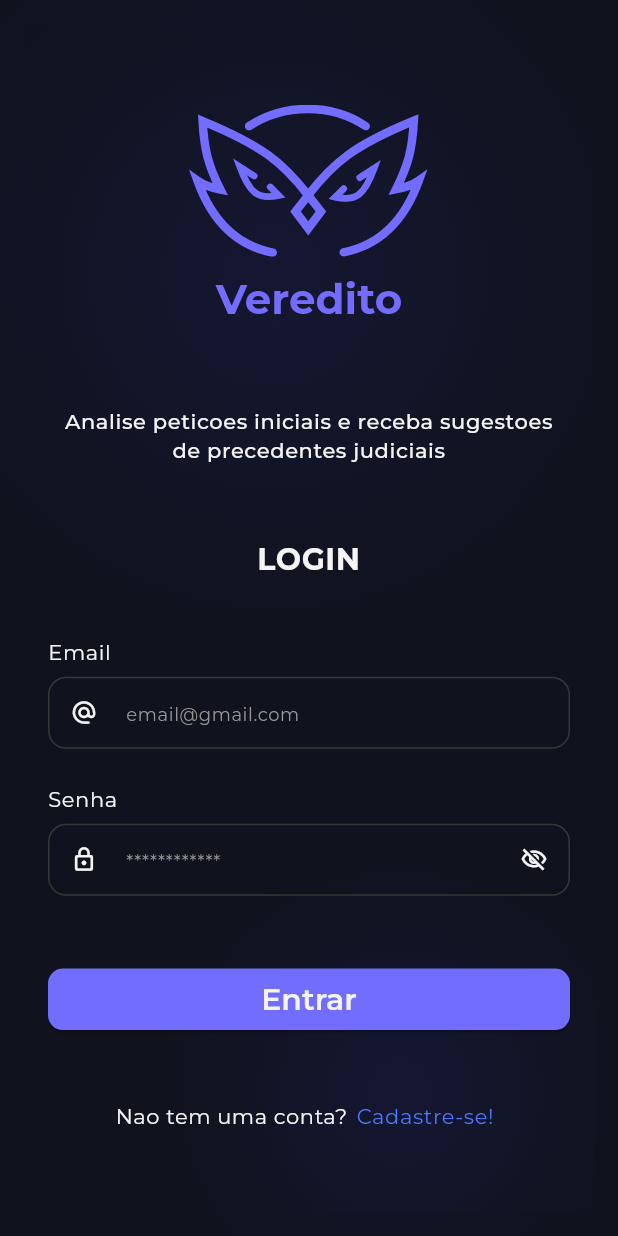
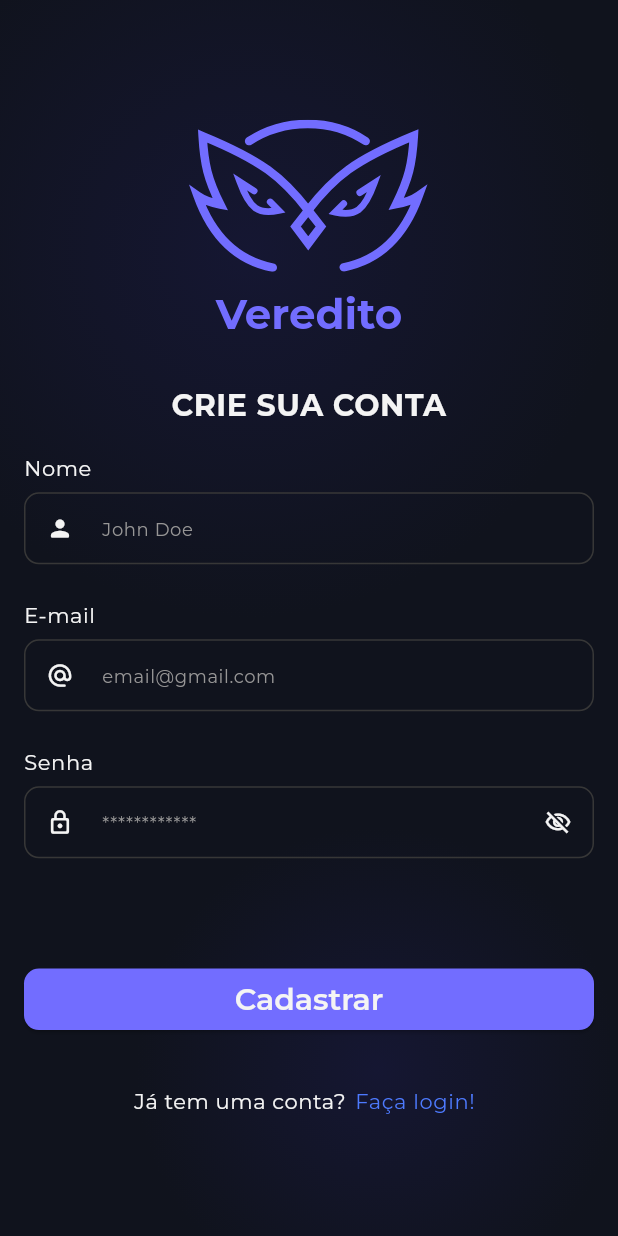
Before and after one commit to SkyFlyTeam/veredito-frontend, a Flutter app: the screen it shows after launch, after a tap on "Cadastre-se!", on a phone screen of 412 x 824 dp. Run offline on Flutter 3.47's test engine with Material 3 defaults, Android fonts, the phone set to English and light mode, and no system bars; drawn by our look-alikes of toastification; our stand-ins replace dio, file_picker, flutter_dotenv, flutter_riverpod, flutter_secure_storage, flutter_svg and 1 more; missing offline and left inert: dart_jsonwebtoken.

Commit message:
VER-23 feat: adicionando estrutura e página de registro

```diff
--- a/lib/core/theme/app_theme.dart
+++ b/lib/core/theme/app_theme.dart
@@ -95,23 +95,23 @@ class AppTheme {
           letterSpacing: 0.4,
         ),
         enabledBorder: OutlineInputBorder(
-          borderRadius: BorderRadius.circular(12),
+          borderRadius: BorderRadius.circular(10),
           borderSide: const BorderSide(color: AppColors.gray700),
         ),
         focusedBorder: OutlineInputBorder(
-          borderRadius: BorderRadius.circular(12),
+          borderRadius: BorderRadius.circular(10),
           borderSide: const BorderSide(color: AppColors.gray100),
         ),
         errorBorder: OutlineInputBorder(
-          borderRadius: BorderRadius.circular(12),
+          borderRadius: BorderRadius.circular(10),
           borderSide: const BorderSide(color: AppColors.red300),
         ),
         focusedErrorBorder: OutlineInputBorder(
-          borderRadius: BorderRadius.circular(12),
+          borderRadius: BorderRadius.circular(10),
           borderSide: const BorderSide(color: AppColors.red300),
         ),
         disabledBorder: OutlineInputBorder(
-          borderRadius: BorderRadius.circular(12),
+          borderRadius: BorderRadius.circular(10),
           borderSide: const BorderSide(color: AppColors.gray600),
         ),
         errorStyle: GoogleFonts.montserrat(
--- a/lib/features/account/data/data_sources/user_remote_data_source.dart
+++ b/lib/features/account/data/data_sources/user_remote_data_source.dart
@@ -20,4 +20,8 @@ class UserRemoteDataSource {
     final accessToken = await secureStorage.read(key: ApiClient.accessTokenKey) ?? '';
     return UserModel.fromProfileJson(response.data, accessToken);
   }
+
+  Future<void> createUser(Map<String, dynamic> data) async {
+    await dio.post('/users', data: data);
+  }
 }
--- a/lib/features/account/data/repositories/user_repository_impl.dart
+++ b/lib/features/account/data/repositories/user_repository_impl.dart
@@ -18,4 +18,9 @@ class UserRepositoryImpl implements UserRepository {
     final userModel = await remoteDataSource.updateUser(id, data);
     return userModel.toEntity();
   }
+
+  @override
+  Future<void> createUser(Map<String, dynamic> data) async {
+    await remoteDataSource.createUser(data);
+  }
 }
--- a/lib/features/account/domain/repositories/user_repository.dart
+++ b/lib/features/account/domain/repositories/user_repository.dart
@@ -3,4 +3,5 @@
 abstract class UserRepository {
   Future<User> getUser(int id);
   Future<User> updateUser(int id, Map<String, dynamic> data);
+  Future<void> createUser(Map<String, dynamic> data);
 }
--- /dev/null
+++ b/lib/features/account/domain/use_cases/register_usecase.dart
@@ -0,0 +1,22 @@
+
+import '../repositories/user_repository.dart';
+
+class RegisterUsecase {
+  final UserRepository userRepository;
+
+  RegisterUsecase(this.userRepository);
+
+  Future<void> execute(String name, String email, String password) async {
+    final firstName = name.split(' ').first;
+    final lastName = name.split(' ').length > 1 ? name.split(' ').sublist(1).join(' ') : '';
+
+    final data = {
+      'name': firstName,
+      'sobrenome': lastName,
+      'email': email,
+      'password': password,
+      'accessLevel': 'superuser'
+    };
+    await userRepository.createUser(data);
+  }
+}
--- a/lib/features/account/presentation/login/providers/session_provider.dart
+++ b/lib/features/account/presentation/login/providers/session_provider.dart
@@ -1,6 +1,7 @@
 import 'dart:convert';
 import 'package:flutter_riverpod/flutter_riverpod.dart';
 import 'package:flutter_secure_storage/flutter_secure_storage.dart';
+
 import '../../../../../core/network/api_client_provider.dart';
 import '../../../domain/entities/user.dart';
 
--- a/lib/features/account/presentation/login/screens/login_screen.dart
+++ b/lib/features/account/presentation/login/screens/login_screen.dart
@@ -91,7 +91,7 @@ class _LoginScreenState extends ConsumerState<LoginScreen> {
   }
 
   void _onRegisterTap() {
-    // Colocar o link para o cadastro quando tiver a tela de cadastro pronta
+    Navigator.of(context).pushReplacementNamed(AppRouter.register);
   }
 
   @override
--- /dev/null
+++ b/lib/features/account/presentation/register/providers/register_usecase_provider.dart
@@ -0,0 +1,31 @@
+import 'package:flutter_riverpod/flutter_riverpod.dart';
+
+import '../../../../../core/network/api_client_provider.dart';
+import '../../../data/data_sources/user_remote_data_source.dart';
+import '../../../data/repositories/user_repository_impl.dart';
+import '../../../domain/use_cases/register_usecase.dart';
+import '../view_models/register_state.dart';
+import '../view_models/register_view_model.dart';
+
+
+final registerViewModelProvider =
+    StateNotifierProvider.autoDispose<RegisterViewModel, RegisterState>((ref) {
+  final apiClient = ref.read(apiClientProvider);
+
+  // Data Sources
+  final userRemoteDataSource = UserRemoteDataSource(
+    apiClient.dio,
+    apiClient.secureStorage,
+  );
+
+  // Repositories
+  final userRepository = UserRepositoryImpl(userRemoteDataSource);
+
+  // Use Cases
+  final registerUsecase = RegisterUsecase(userRepository);
+
+  return RegisterViewModel(
+    registerUsecase,
+    ref,
+  );
+});
--- /dev/null
+++ b/lib/features/account/presentation/register/screens/register_screen.dart
@@ -0,0 +1,53 @@
+import 'package:flutter/material.dart';
+import 'package:flutter_riverpod/flutter_riverpod.dart';
+
+import '../../../../../core/theme/app_colors.dart';
+import '../../../../../routes/app_router.dart';
+import '../../../../../shared/widgets/app_logo.dart';
+import '../widgets/register_form.dart';
+
+class RegisterScreen extends ConsumerStatefulWidget {
+  const RegisterScreen({super.key});
+
+  @override
+  ConsumerState<RegisterScreen> createState() => _RegisterScreenState();
+}
+
+class _RegisterScreenState extends ConsumerState<RegisterScreen> {
+  void _onLoginTap() {
+    Navigator.of(context).pushReplacementNamed(AppRouter.login);
+  }
+
+  @override
+  Widget build(BuildContext context) {
+    final textTheme = Theme.of(context).textTheme;
+
+    return Column(
+      mainAxisAlignment: MainAxisAlignment.center,
+      spacing: 35,
+      children: [
+        AppLogo(isHorizontal: false),
+        const RegisterForm(),
+        Row(
+          mainAxisAlignment: MainAxisAlignment.center,
+          children: [
+            Text('Já tem uma conta?', style: textTheme.bodyMedium),
+            TextButton(
+              onPressed: _onLoginTap,
+              style: TextButton.styleFrom(
+                foregroundColor: AppColors.blue200,
+                padding: const EdgeInsets.symmetric(horizontal: 6),
+                minimumSize: Size.zero,
+                tapTargetSize: MaterialTapTargetSize.shrinkWrap,
+              ),
+              child: Text(
+                'Faça login!',
+                style: textTheme.bodyMedium?.copyWith(color: AppColors.blue200),
+              ),
+            ),
+          ],
+        ),
+      ],
+    );
+  }
+}
--- /dev/null
+++ b/lib/features/account/presentation/register/view_models/register_state.dart
@@ -0,0 +1,10 @@
+class RegisterState {
+  final bool isLoading;
+  final String? error;
+
+  const RegisterState({this.isLoading = false, this.error});
+
+  RegisterState copyWith({bool? isLoading, String? error}) {
+    return RegisterState(isLoading: isLoading ?? this.isLoading, error: error);
+  }
+}
--- /dev/null
+++ b/lib/features/account/presentation/register/view_models/register_view_model.dart
@@ -0,0 +1,26 @@
+import 'package:flutter_riverpod/flutter_riverpod.dart';
+
+import '../../../domain/use_cases/register_usecase.dart';
+import 'register_state.dart';
+
+class RegisterViewModel extends StateNotifier<RegisterState> {
+  final RegisterUsecase registerUseCase;
+  final Ref ref;
+
+  RegisterViewModel(this.registerUseCase, this.ref) : super(const RegisterState());
+
+  Future<void> register(String name, String email, String password) async {
+    state = state.copyWith(isLoading: true, error: null);
+
+    try {
+      await registerUseCase.execute(name, email, password);
+
+      state = state.copyWith(isLoading: false);
+    } catch (e) {
+      state = state.copyWith(
+        isLoading: false,
+        error: "Registration failed",
+      );
+    }
+  }
+}
--- /dev/null
+++ b/lib/features/account/presentation/register/widgets/register_form.dart
@@ -0,0 +1,114 @@
+import 'package:flutter/material.dart';
+import 'package:flutter_riverpod/flutter_riverpod.dart';
+
+import '../../../../../shared/widgets/app_button.dart';
+import '../../../../../shared/widgets/message_box.dart';
+import '../../shared_widgets/email_input.dart';
+import '../../shared_widgets/name_input.dart';
+import '../../shared_widgets/password_input.dart';
+import '../providers/register_usecase_provider.dart';
+
+class RegisterForm extends ConsumerStatefulWidget {
+  const RegisterForm({super.key});
+
+  @override
+  ConsumerState<RegisterForm> createState() => _RegisterFormState();
+}
+
+class _RegisterFormState extends ConsumerState<RegisterForm> {
+  final _formKey = GlobalKey<FormState>();
+  final TextEditingController nameController = TextEditingController();
+  final TextEditingController emailController = TextEditingController();
+  final TextEditingController passwordController = TextEditingController();
+
+  String? _formWithError;
+
+  @override
+  void dispose() {
+    nameController.dispose();
+    emailController.dispose();
+    passwordController.dispose();
+    super.dispose();
+  }
+
+  void _onFieldChanged(String _) {
+    if (_formWithError != null) {
+      setState(() {
+        _formWithError = null;
+      });
+    }
+  }
+
+  void _onSubmit() {
+    final isValid = _formKey.currentState?.validate() ?? false;
+    if (!isValid) {
+      return;
+    }
+
+    final email = emailController.text.trim();
+    final password = passwordController.text.trim();
+    final name = nameController.text.trim();
+
+    setState(() {
+      _formWithError = null;
+    });
+
+    ref
+        .read(registerViewModelProvider.notifier)
+        .register(name, email, password);
+  }
+
+  @override
+  Widget build(BuildContext context) {
+    final registerState = ref.watch(registerViewModelProvider);
+
+    final displayError = _formWithError ?? registerState.error;
+
+    return Form(
+      key: _formKey,
+      child: Column(
+        mainAxisAlignment: MainAxisAlignment.center,
+        spacing: 25,
+        children: [
+          Text(
+            'CRIE SUA CONTA',
+            style: Theme.of(
+              context,
+            ).textTheme.titleMedium?.copyWith(fontWeight: FontWeight.w700),
+            textAlign: TextAlign.center,
+          ),
+
+          if (displayError != null)
+            MessageBox(message: displayError, variant: MessageBoxVariant.error),
+
+          NameInput(
+            controller: nameController,
+            onChanged: _onFieldChanged,
+            showError: _formWithError != null,
+            isLoading: registerState.isLoading,
+          ),
+          EmailInput(
+            controller: emailController,
+            onChanged: _onFieldChanged,
+            showError: _formWithError != null,
+            isLoading: registerState.isLoading,
+          ),
+          PasswordInput(
+            controller: passwordController,
+            onChanged: _onFieldChanged,
+            showError: _formWithError != null,
+            isLoading: registerState.isLoading,
+          ),
+
+          const SizedBox(height: 20),
+          AppButton(
+            label: registerState.isLoading ? 'Cadastrando...' : 'Cadastrar',
+            onPressed: _onSubmit,
+            isLoading: registerState.isLoading,
+            mainAxisSize: MainAxisSize.min,
+          ),
+        ],
+      ),
+    );
+  }
+}
--- /dev/null
+++ b/lib/features/account/presentation/shared_widgets/email_input.dart
@@ -0,0 +1,77 @@
+import 'package:flutter/material.dart';
+
+import '../../../../core/theme/app_colors.dart';
+
+class EmailInput extends StatefulWidget {
+  final TextEditingController controller;
+  final TextInputAction textInputAction;
+  final ValueChanged<String>? onChanged;
+  final ValueChanged<String>? onSubmitted;
+
+  final bool isLoading;
+  final bool showError;
+
+  static final RegExp _emailRegex = RegExp(r'^[^@\s]+@[^@\s]+\.[^@\s]+$');
+
+  const EmailInput({
+    super.key,
+    required this.controller,
+    this.textInputAction = TextInputAction.done,
+    this.onChanged,
+    this.onSubmitted,
+    this.isLoading = false,
+    this.showError = false,
+  });
+
+  @override
+  State<EmailInput> createState() => _EmailInputState();
+}
+
+class _EmailInputState extends State<EmailInput> {
+  final errorBorder = const OutlineInputBorder(
+    borderSide: BorderSide(color: AppColors.red300),
+  );
+
+  String? _defaultValidator(String? value) {
+    if (value == null || value.isEmpty) {
+      return 'Email é obrigatório';
+    }
+    if (!EmailInput._emailRegex.hasMatch(value)) {
+      return 'Por favor, insira um endereço de email válido';
+    }
+    return null;
+  }
+
+  @override
+  Widget build(BuildContext context) {
+    return Column(
+      crossAxisAlignment: CrossAxisAlignment.start,
+      spacing: 6,
+      children: [
+        Text("E-mail", style: Theme.of(context).textTheme.bodyMedium),
+        TextFormField(
+          controller: widget.controller,
+          keyboardType: TextInputType.emailAddress,
+          textInputAction: widget.textInputAction,
+          onChanged: widget.onChanged,
+          onFieldSubmitted: widget.onSubmitted,
+          validator: _defaultValidator,
+          enabled: !widget.isLoading,
+          decoration: InputDecoration(
+            hintText: 'email@gmail.com',
+            prefixIcon: Icon(
+              Icons.alternate_email_rounded,
+              color: widget.showError ? AppColors.red300 : null,
+            ),
+            suffixIcon: widget.showError
+                ? const Icon(
+                    Icons.error_outline_rounded,
+                    color: AppColors.red300,
+                  )
+                : null
+          ),
+        ),
+      ],
+    );
+  }
+}
--- /dev/null
+++ b/lib/features/account/presentation/shared_widgets/name_input.dart
@@ -0,0 +1,72 @@
+import 'package:flutter/material.dart';
+
+import '../../../../core/theme/app_colors.dart';
+
+class NameInput extends StatefulWidget {
+  final TextEditingController controller;
+  final TextInputAction textInputAction;
+  final ValueChanged<String>? onChanged;
+  final ValueChanged<String>? onSubmitted;
+
+  final bool isLoading;
+  final bool showError;
+
+  const NameInput({
+    super.key,
+    required this.controller,
+    this.textInputAction = TextInputAction.done,
+    this.onChanged,
+    this.onSubmitted,
+    this.isLoading = false,
+    this.showError = false,
+  });
+
+  @override
+  State<NameInput> createState() => _NameInputState();
+}
+
+class _NameInputState extends State<NameInput> {
+  final errorBorder = const OutlineInputBorder(
+    borderSide: BorderSide(color: AppColors.red300),
+  );
+
+  String? _defaultValidator(String? value) {
+    if (value == null || value.isEmpty) {
+      return 'Nome é obrigatório';
+    }
+    return null;
+  }
+
+  @override
+  Widget build(BuildContext context) {
+    return Column(
+      crossAxisAlignment: CrossAxisAlignment.start,
+      spacing: 6,
+      children: [
+        Text("Nome", style: Theme.of(context).textTheme.bodyMedium),
+        TextFormField(
+          controller: widget.controller,
+          keyboardType: TextInputType.name,
+          textInputAction: widget.textInputAction,
+          onChanged: widget.onChanged,
+          onFieldSubmitted: widget.onSubmitted,
+          validator: _defaultValidator,
+          enabled: !widget.isLoading,
+          decoration: InputDecoration(
+            hintText: 'John Doe',
+            prefixIcon: Icon(
+              Icons.person_rounded,
+              color: widget.showError ? AppColors.red300 : null,
+            ),
+            suffixIcon: widget.showError
+                ? const Icon(
+                    Icons.error_outline_rounded,
+                    color: AppColors.red300,
+                  )
+                : null,
+          ),
+        ),
+      ],
+    );
+  }
+}
--- /dev/null
+++ b/lib/features/account/presentation/shared_widgets/password_input.dart
@@ -0,0 +1,105 @@
+import 'package:flutter/material.dart';
+
+import '../../../../core/theme/app_colors.dart';
+
+class PasswordInput extends StatefulWidget {
+  final TextEditingController controller;
+  final TextInputAction textInputAction;
+  final ValueChanged<String>? onChanged;
+  final ValueChanged<String>? onSubmitted;
+
+  final bool isLoading;
+  final bool showError;
+
+  static final RegExp _passwordRegex = RegExp(
+    r'^(?=.*[A-Z])(?=.*\d)(?=.*[^A-Za-z0-9]).{8,}$',
+  );
+
+  const PasswordInput({
+    super.key,
+    required this.controller,
+    this.textInputAction = TextInputAction.done,
+    this.onChanged,
+    this.onSubmitted,
+    this.isLoading = false,
+    this.showError = false,
+  });
+
+  @override
+  State<PasswordInput> createState() => _PasswordInputState();
+}
+
+class _PasswordInputState extends State<PasswordInput> {
+  bool _obscurePassword = true;
+
+  String? _defaultValidator(String? value) {
+    if (value == null || value.isEmpty) {
+      return 'Senha é obrigatório';
+    }
+    if (!PasswordInput._passwordRegex.hasMatch(value)) {
+      return 'A senha deve ter pelo menos 8 caracteres, incluir uma letra maiúscula, um número e um caractere especial.';
+    }
+    return null;
+  }
+
+  @override
+  Widget build(BuildContext context) {
+    final errorBorder = const OutlineInputBorder(
+      borderSide: BorderSide(color: AppColors.red300),
+    );
+
+    return Column(
+      crossAxisAlignment: CrossAxisAlignment.start,
+      spacing: 6,
+      children: [
+        Text("Senha", style: Theme.of(context).textTheme.bodyMedium),
+        TextFormField(
+          controller: widget.controller,
+          obscureText: _obscurePassword,
+          textInputAction: widget.textInputAction,
+          onChanged: widget.onChanged,
+          onFieldSubmitted: widget.onSubmitted,
+          validator: _defaultValidator,
+          enabled: !widget.isLoading,
+          decoration: InputDecoration(
+            hintText: "************",
+            prefixIcon: Icon(
+              Icons.lock_outline_rounded,
+              color: widget.showError ? AppColors.red300 : null,
+            ),
+            suffixIcon: Row(
+              mainAxisSize: MainAxisSize.min,
+              children: [
+                IconButton(
+                  onPressed: widget.isLoading
+                      ? null
+                      : () {
+                          setState(() {
+                            _obscurePassword = !_obscurePassword;
+                          });
+                        },
+                  icon: Icon(
+                    _obscurePassword
+                        ? Icons.visibility_off_outlined
+                        : Icons.visibility_outlined,
+                    color: widget.showError ? AppColors.red300 : null,
+                  ),
+                ),
+                if (widget.showError)
+                  const Padding(
+                    padding: EdgeInsets.only(right: 12),
+                    child: Icon(
+                      Icons.error_outline_rounded,
+                      color: AppColors.red300,
+                    ),
+                  ),
+              ],
+            ),
+            enabledBorder: widget.showError ? errorBorder : null,
+            focusedBorder: widget.showError ? errorBorder : null,
+          ),
+        ),
+      ],
+    );
+  }
+}
--- a/lib/main.dart
+++ b/lib/main.dart
@@ -24,7 +24,6 @@ Future<void> main() async {
   final hasSession = token != null && token.isNotEmpty;
   final initialRoute = hasSession ? AppRouter.petitionUpload : AppRouter.login;
 
-  // Cria o container para restaurar a sessão antes do app subir
   final container = ProviderContainer();
   if (hasSession) {
     await container.read(sessionProvider.notifier).restoreSession();
--- a/lib/routes/app_router.dart
+++ b/lib/routes/app_router.dart
@@ -5,6 +5,7 @@ import '../features/account/presentation/profile/providers/profile_provider.dart
 import '../features/account/presentation/login/screens/login_screen.dart';
 import '../features/account/presentation/profile/screens/profile_screen.dart';
 
+import '../features/account/presentation/register/screens/register_screen.dart';
 import '../features/petition/presentation/petition_history/screens/petition_history_screen.dart';
 import '../features/petition/presentation/petition_upload/screens/petition_upload_screen.dart';
 import '../shared/layouts/page_layout.dart';
@@ -15,13 +16,9 @@ class AppRouter {
   static const petitionUpload = '/petition_upload';
   static const profile = '/profile';
   static const petitionHistory = '/petition_history';
+  static const register = '/register';
 
-  static final Set<String> publicRoutes = {
-    login,
-    petitionUpload,
-    profile,
-    petitionHistory,
-  };
+  static final Set<String> publicRoutes = {login, register};
 
   static const List<AppBottomNavItem> homeBottomItems = [
     AppBottomNavItem(
@@ -54,15 +51,11 @@ class AppRouter {
   static Route<dynamic> generateRoute(RouteSettings settings) {
     final routeName = settings.name ?? login;
 
-    final bool isPublic = publicRoutes.contains(routeName);
-
-    if (!isPublic) {
-      return _buildSimpleRoute(child: const LoginScreen());
-    }
-
     switch (routeName) {
       case login:
         return _buildSimpleRoute(child: const LoginScreen());
+      case register:
+        return _buildSimpleRoute(child: const RegisterScreen());
       case petitionUpload:
       case profile:
       case petitionHistory:
@@ -70,6 +63,7 @@ class AppRouter {
           builder: (_) => _HomeTabsShell(initialRoute: routeName),
         );
       default:
+        // Unknown route fallback.
         return _buildSimpleRoute(child: const LoginScreen());
     }
   }
```
Also changed, not shown: 1 other file.
